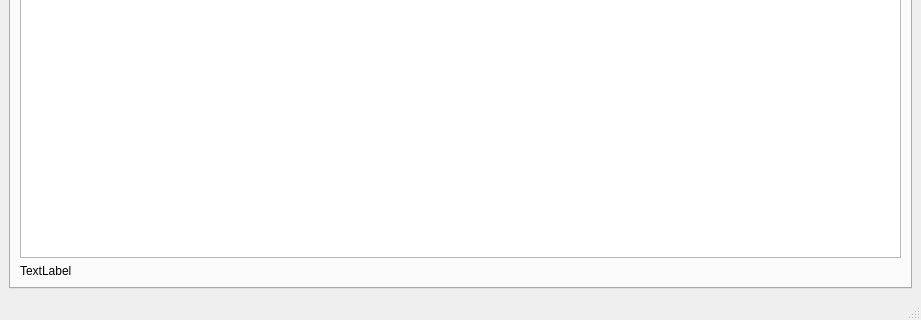
AustralianSynchrotron/imblproc, file share/imbl-ui.ui: the form before one commit; both pictures show x 0 to 921 and y 914 to 1234 of the 921 by 1234 pixel window.
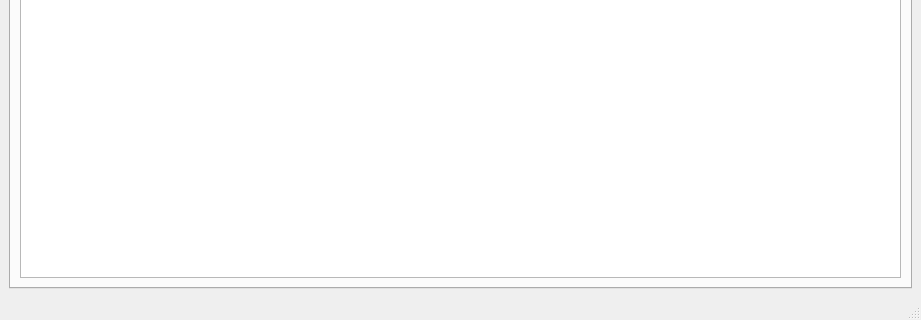
The form after the commit. The open tabs and pages were chosen to show the change.

Commit message: modified:   bin/imbl-proc.sh 	modified:   bin/imbl-ui.py 	modified:   share/imbl-ui.ui

Diff of the .ui file:
```diff
--- a/share/imbl-ui.ui
+++ b/share/imbl-ui.ui
@@ -606,13 +606,6 @@
         <item>
          <widget class="QTextBrowser" name="console"/>
         </item>
-        <item>
-         <widget class="QLabel" name="label_7">
-          <property name="text">
-           <string>TextLabel</string>
-          </property>
-         </widget>
-        </item>
        </layout>
       </widget>
      </widget>
```
Left out of the diff: 2 changed lines with no effect on the pictures. The commit also changes 2 other files.
